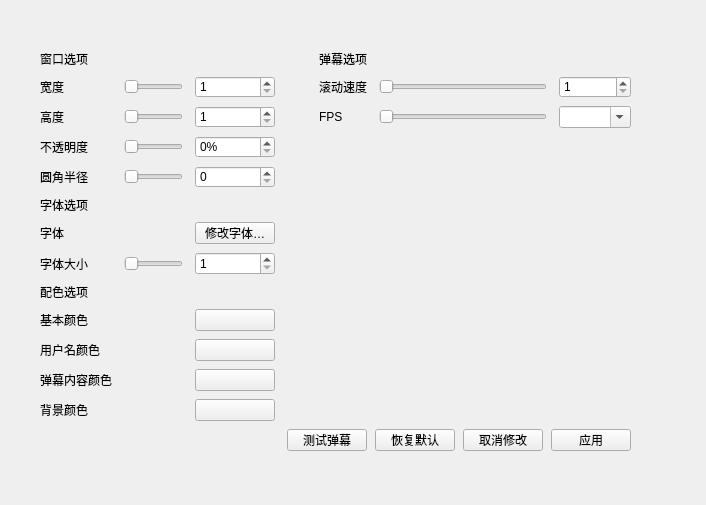
Before: the Qt Designer form src/modules/danmu_display/ui/danmu_panel.ui in Fidelxyz/bilibili-live-danmuku, drawn with Qt 5.
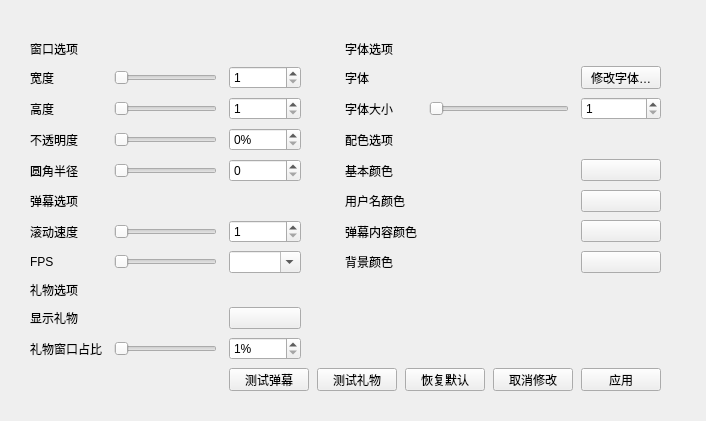
After: the same form once the commit is applied.

Commit message: complete gift

What changed in the file:
```diff
--- a/src/modules/danmu_display/ui/danmu_panel.ui
+++ b/src/modules/danmu_display/ui/danmu_panel.ui
@@ -7,7 +7,7 @@
     <x>0</x>
     <y>0</y>
     <width>706</width>
-    <height>505</height>
+    <height>421</height>
    </rect>
   </property>
   <property name="windowTitle">
@@ -16,10 +16,10 @@
   <widget class="QWidget" name="gridLayoutWidget">
    <property name="geometry">
     <rect>
-     <x>20</x>
-     <y>30</y>
-     <width>631</width>
-     <height>441</height>
+     <x>10</x>
+     <y>20</y>
+     <width>671</width>
+     <height>391</height>
     </rect>
    </property>
    <layout class="QGridLayout" name="layout_panel">
@@ -41,41 +41,27 @@
     <property name="verticalSpacing">
      <number>8</number>
     </property>
-    <item row="2" column="1">
-     <widget class="QSlider" name="slider_windowHeight">
-      <property name="minimum">
-       <number>50</number>
-      </property>
-      <property name="maximum">
-       <number>1000</number>
-      </property>
-      <property name="orientation">
-       <enum>Qt::Horizontal</enum>
-      </property>
-     </widget>
-    </item>
-    <item row="12" column="0">
+    <item row="7" column="4">
      <widget class="QLabel" name="prompt_backgroundColor">
       <property name="text">
        <string>背景颜色</string>
       </property>
      </widget>
     </item>
-    <item row="1" column="0">
-     <widget class="QLabel" name="prompt_windowWidth">
-      <property name="text">
-       <string>宽度</string>
+    <item row="10" column="1">
+     <widget class="QSlider" name="slider_giftHeightRatio">
+      <property name="minimum">
+       <number>1</number>
       </property>
-     </widget>
-    </item>
-    <item row="0" column="4" colspan="3">
-     <widget class="QLabel" name="prompt_danmuOptions">
-      <property name="text">
-       <string>弹幕选项</string>
+      <property name="maximum">
+       <number>99</number>
       </property>
+      <property name="orientation">
+       <enum>Qt::Horizontal</enum>
+      </property>
      </widget>
     </item>
-    <item row="7" column="2">
+    <item row="2" column="6">
      <widget class="QSpinBox" name="spin_fontSize">
       <property name="minimum">
        <number>1</number>
@@ -85,138 +71,6 @@
       </property>
      </widget>
     </item>
-    <item row="1" column="1">
-     <widget class="QSlider" name="slider_windowWidth">
-      <property name="minimum">
-       <number>20</number>
-      </property>
-      <property name="maximum">
-       <number>1000</number>
-      </property>
-      <property name="orientation">
-       <enum>Qt::Horizontal</enum>
-      </property>
-     </widget>
-    </item>
-    <item row="9" column="0">
-     <widget class="QLabel" name="prompt_mainColor">
-      <property name="text">
-       <string>基本颜色</string>
-      </property>
-     </widget>
-    </item>
-    <item row="10" column="2">
-     <widget class="QPushButton" name="btn_usernameColor">
-      <property name="text">
-       <string notr="true"/>
-      </property>
-     </widget>
-    </item>
-    <item row="12" column="2">
-     <widget class="QPushButton" name="btn_backgroundColor">
-      <property name="text">
-       <string notr="true"/>
-      </property>
-     </widget>
-    </item>
-    <item row="1" column="2">
-     <widget class="QSpinBox" name="spin_windowWidth">
-      <property name="minimum">
-       <number>1</number>
-      </property>
-      <property name="maximum">
-       <number>99999</number>
-      </property>
-     </widget>
-    </item>
-    <item row="3" column="1">
-     <widget class="QSlider" name="slider_opacity">
-      <property name="minimum">
-       <number>0</number>
-      </property>
-      <property name="maximum">
-       <number>100</number>
-      </property>
-      <property name="orientation">
-       <enum>Qt::Horizontal</enum>
-      </property>
-     </widget>
-    </item>
-    <item row="2" column="6">
-     <widget class="QComboBox" name="combo_fps">
-      <property name="editable">
-       <bool>true</bool>
-      </property>
-      <property name="insertPolicy">
-       <enum>QComboBox::NoInsert</enum>
-      </property>
-     </widget>
-    </item>
-    <item row="4" column="1">
-     <widget class="QSlider" name="slider_borderRadius">
-      <property name="orientation">
-       <enum>Qt::Horizontal</enum>
-      </property>
-     </widget>
-    </item>
-    <item row="8" column="0" colspan="3">
-     <widget class="QLabel" name="prompt_colorOptions">
-      <property name="text">
-       <string>配色选项</string>
-      </property>
-     </widget>
-    </item>
-    <item row="6" column="1">
-     <widget class="QLabel" name="label_font">
-      <property name="text">
-       <string/>
-      </property>
-     </widget>
-    </item>
-    <item row="1" column="5">
-     <widget class="QSlider" name="slider_scrollingSpeed">
-      <property name="minimum">
-       <number>1</number>
-      </property>
-      <property name="maximum">
-       <number>100</number>
-      </property>
-      <property name="orientation">
-       <enum>Qt::Horizontal</enum>
-      </property>
-     </widget>
-    </item>
-    <item row="6" column="0">
-     <widget class="QLabel" name="prompt_font">
-      <property name="text">
-       <string>字体</string>
-      </property>
-     </widget>
-    </item>
-    <item row="0" column="0" colspan="3">
-     <widget class="QLabel" name="prompt_windowOptions">
-      <property name="text">
-       <string>窗口选项</string>
-      </property>
-     </widget>
-    </item>
-    <item row="7" column="0">
-     <widget class="QLabel" name="prompt_fontSize">
-      <property name="text">
-       <string>字体大小</string>
-      </property>
-     </widget>
-    </item>
-    <item row="2" column="5">
-     <widget class="QSlider" name="slider_fps">
-      <property name="maximum">
-       <number>2</number>
-      </property>
-      <property name="orientation">
-       <enum>Qt::Horizontal</enum>
-      </property>
-     </widget>
-    </item>
     <item row="4" column="0">
      <widget class="QLabel" name="prompt_borderRadius">
       <property name="text">
@@ -224,88 +78,78 @@
       </property>
      </widget>
     </item>
-    <item row="7" column="1">
-     <widget class="QSlider" name="slider_fontSize">
-      <property name="minimum">
-       <number>5</number>
-      </property>
-      <property name="maximum">
-       <number>50</number>
-      </property>
-      <property name="orientation">
-       <enum>Qt::Horizontal</enum>
+    <item row="6" column="6">
+     <widget class="QPushButton" name="btn_contentColor">
+      <property name="text">
+       <string notr="true"/>
       </property>
      </widget>
     </item>
     <item row="9" column="2">
-     <widget class="QPushButton" name="btn_mainColor">
+     <widget class="QPushButton" name="btn_toggleShowGift"/>
+    </item>
+    <item row="9" column="0">
+     <widget class="QLabel" name="prompt_toggleShowGift">
       <property name="text">
-       <string notr="true"/>
+       <string>显示礼物</string>
       </property>
      </widget>
     </item>
-    <item row="11" column="0">
-     <widget class="QLabel" name="prompt_contentColor">
-      <property name="text">
-       <string>弹幕内容颜色</string>
+    <item row="2" column="2">
+     <widget class="QSpinBox" name="spin_windowHeight">
+      <property name="minimum">
+       <number>1</number>
       </property>
+      <property name="maximum">
+       <number>99999</number>
+      </property>
      </widget>
     </item>
-    <item row="2" column="0">
-     <widget class="QLabel" name="prompt_windowHeight">
+    <item row="5" column="0" colspan="3">
+     <widget class="QLabel" name="prompt_danmuOptions">
       <property name="text">
-       <string>高度</string>
+       <string>弹幕选项</string>
       </property>
      </widget>
     </item>
     <item row="1" column="4">
-     <widget class="QLabel" name="prompt_scrollingSpeed">
+     <widget class="QLabel" name="prompt_font">
       <property name="text">
-       <string>滚动速度</string>
+       <string>字体</string>
       </property>
      </widget>
     </item>
-    <item row="10" column="0">
+    <item row="5" column="4">
      <widget class="QLabel" name="prompt_usernameColor">
       <property name="text">
        <string>用户名颜色</string>
       </property>
      </widget>
     </item>
-    <item row="5" column="0" colspan="3">
-     <widget class="QLabel" name="prompt_fontOptions">
-      <property name="text">
-       <string>字体选项</string>
-      </property>
-     </widget>
-    </item>
-    <item row="3" column="2">
-     <widget class="QSpinBox" name="spin_opacity">
-      <property name="suffix">
-       <string>%</string>
-      </property>
+    <item row="2" column="5">
+     <widget class="QSlider" name="slider_fontSize">
       <property name="minimum">
-       <number>0</number>
+       <number>5</number>
       </property>
       <property name="maximum">
-       <number>100</number>
+       <number>50</number>
+      </property>
+      <property name="orientation">
+       <enum>Qt::Horizontal</enum>
       </property>
      </widget>
     </item>
-    <item row="6" column="2">
+    <item row="1" column="6">
      <widget class="QPushButton" name="btn_font">
       <property name="text">
        <string>修改字体…</string>
       </property>
      </widget>
     </item>
-    <item row="1" column="6">
-     <widget class="QSpinBox" name="spin_scrollingSpeed">
-      <property name="minimum">
-       <number>1</number>
-      </property>
-      <property name="maximum">
-       <number>1000</number>
+    <item row="4" column="6">
+     <widget class="QPushButton" name="btn_mainColor">
+      <property name="text">
+       <string notr="true"/>
       </property>
      </widget>
     </item>
@@ -316,38 +160,37 @@
       </property>
      </widget>
     </item>
-    <item row="4" column="2">
-     <widget class="QSpinBox" name="spin_borderRadius">
+    <item row="3" column="2">
+     <widget class="QSpinBox" name="spin_opacity">
+      <property name="suffix">
+       <string>%</string>
+      </property>
+      <property name="minimum">
+       <number>0</number>
+      </property>
       <property name="maximum">
-       <number>99999</number>
+       <number>100</number>
       </property>
      </widget>
     </item>
-    <item row="2" column="4">
-     <widget class="QLabel" name="label_fps">
-      <property name="text">
-       <string>FPS</string>
-      </property>
-     </widget>
-    </item>
-    <item row="11" column="2">
-     <widget class="QPushButton" name="btn_contentColor">
-      <property name="text">
-       <string notr="true"/>
-      </property>
-     </widget>
-    </item>
-    <item row="2" column="2">
-     <widget class="QSpinBox" name="spin_windowHeight">
+    <item row="6" column="2">
+     <widget class="QSpinBox" name="spin_scrollingSpeed">
       <property name="minimum">
        <number>1</number>
       </property>
       <property name="maximum">
-       <number>99999</number>
+       <number>1000</number>
       </property>
      </widget>
     </item>
-    <item row="0" column="3" rowspan="13">
+    <item row="6" column="4">
+     <widget class="QLabel" name="prompt_contentColor">
+      <property name="text">
+       <string>弹幕内容颜色</string>
+      </property>
+     </widget>
+    </item>
+    <item row="0" column="3" rowspan="11">
      <spacer name="verticalSpacer">
       <property name="orientation">
        <enum>Qt::Vertical</enum>
@@ -360,7 +203,211 @@
       </property>
      </spacer>
     </item>
-    <item row="13" column="3" colspan="4">
+    <item row="7" column="0">
+     <widget class="QLabel" name="prompt_fps">
+      <property name="text">
+       <string>FPS</string>
+      </property>
+     </widget>
+    </item>
+    <item row="3" column="4" colspan="3">
+     <widget class="QLabel" name="prompt_colorOptions">
+      <property name="text">
+       <string>配色选项</string>
+      </property>
+     </widget>
+    </item>
+    <item row="6" column="0">
+     <widget class="QLabel" name="prompt_scrollingSpeed">
+      <property name="text">
+       <string>滚动速度</string>
+      </property>
+     </widget>
+    </item>
+    <item row="0" column="0" colspan="3">
+     <widget class="QLabel" name="prompt_windowOptions">
+      <property name="text">
+       <string>窗口选项</string>
+      </property>
+     </widget>
+    </item>
+    <item row="1" column="2">
+     <widget class="QSpinBox" name="spin_windowWidth">
+      <property name="minimum">
+       <number>1</number>
+      </property>
+      <property name="maximum">
+       <number>99999</number>
+      </property>
+     </widget>
+    </item>
+    <item row="2" column="1">
+     <widget class="QSlider" name="slider_windowHeight">
+      <property name="minimum">
+       <number>50</number>
+      </property>
+      <property name="maximum">
+       <number>1000</number>
+      </property>
+      <property name="orientation">
+       <enum>Qt::Horizontal</enum>
+      </property>
+     </widget>
+    </item>
+    <item row="2" column="0">
+     <widget class="QLabel" name="prompt_windowHeight">
+      <property name="text">
+       <string>高度</string>
+      </property>
+     </widget>
+    </item>
+    <item row="1" column="1">
+     <widget class="QSlider" name="slider_windowWidth">
+      <property name="minimum">
+       <number>20</number>
+      </property>
+      <property name="maximum">
+       <number>1000</number>
+      </property>
+      <property name="orientation">
+       <enum>Qt::Horizontal</enum>
+      </property>
+     </widget>
+    </item>
+    <item row="7" column="6">
+     <widget class="QPushButton" name="btn_backgroundColor">
+      <property name="text">
+       <string notr="true"/>
+      </property>
+     </widget>
+    </item>
+    <item row="7" column="1">
+     <widget class="QSlider" name="slider_fps">
+      <property name="maximum">
+       <number>2</number>
+      </property>
+      <property name="orientation">
+       <enum>Qt::Horizontal</enum>
+      </property>
+     </widget>
+    </item>
+    <item row="8" column="0" colspan="3">
+     <widget class="QLabel" name="prompt_giftOptions">
+      <property name="text">
+       <string>礼物选项</string>
+      </property>
+     </widget>
+    </item>
+    <item row="4" column="4">
+     <widget class="QLabel" name="prompt_mainColor">
+      <property name="text">
+       <string>基本颜色</string>
+      </property>
+     </widget>
+    </item>
+    <item row="10" column="0">
+     <widget class="QLabel" name="prompt_giftHeightRatio">
+      <property name="text">
+       <string>礼物窗口占比</string>
+      </property>
+     </widget>
+    </item>
+    <item row="4" column="1">
+     <widget class="QSlider" name="slider_borderRadius">
+      <property name="orientation">
+       <enum>Qt::Horizontal</enum>
+      </property>
+     </widget>
+    </item>
+    <item row="1" column="0">
+     <widget class="QLabel" name="prompt_windowWidth">
+      <property name="text">
+       <string>宽度</string>
+      </property>
+     </widget>
+    </item>
+    <item row="10" column="2">
+     <widget class="QSpinBox" name="spin_giftHeightRatio">
+      <property name="suffix">
+       <string>%</string>
+      </property>
+      <property name="minimum">
+       <number>1</number>
+      </property>
+     </widget>
+    </item>
+    <item row="5" column="6">
+     <widget class="QPushButton" name="btn_usernameColor">
+      <property name="text">
+       <string notr="true"/>
+      </property>
+     </widget>
+    </item>
+    <item row="7" column="2">
+     <widget class="QComboBox" name="combo_fps">
+      <property name="editable">
+       <bool>true</bool>
+      </property>
+      <property name="insertPolicy">
+       <enum>QComboBox::NoInsert</enum>
+      </property>
+     </widget>
+    </item>
+    <item row="1" column="5">
+     <widget class="QLabel" name="label_font">
+      <property name="text">
+       <string/>
+      </property>
+     </widget>
+    </item>
+    <item row="3" column="1">
+     <widget class="QSlider" name="slider_opacity">
+      <property name="minimum">
+       <number>0</number>
+      </property>
+      <property name="maximum">
+       <number>100</number>
+      </property>
+      <property name="orientation">
+       <enum>Qt::Horizontal</enum>
+      </property>
+     </widget>
+    </item>
+    <item row="0" column="4" colspan="3">
+     <widget class="QLabel" name="prompt_fontOptions">
+      <property name="text">
+       <string>字体选项</string>
+      </property>
+     </widget>
+    </item>
+    <item row="4" column="2">
+     <widget class="QSpinBox" name="spin_borderRadius">
+      <property name="maximum">
+       <number>99999</number>
+      </property>
+     </widget>
+    </item>
+    <item row="6" column="1">
+     <widget class="QSlider" name="slider_scrollingSpeed">
+      <property name="minimum">
+       <number>1</number>
+      </property>
+      <property name="maximum">
+       <number>100</number>
+      </property>
+      <property name="orientation">
+       <enum>Qt::Horizontal</enum>
+      </property>
+     </widget>
+    </item>
+    <item row="2" column="4">
+     <widget class="QLabel" name="prompt_fontSize">
+      <property name="text">
+       <string>字体大小</string>
+      </property>
+     </widget>
+    </item>
+    <item row="11" column="2" colspan="5">
      <layout class="QHBoxLayout" name="layout_controlButton">
       <property name="spacing">
        <number>8</number>
@@ -372,6 +419,13 @@
         </property>
        </widget>
       </item>
+      <item>
+       <widget class="QPushButton" name="btn_testGift">
+        <property name="text">
+         <string>测试礼物</string>
+        </property>
+       </widget>
+      </item>
       <item>
        <widget class="QPushButton" name="btn_setToDefault">
         <property name="text">
```
Left out of the diff: 148 changed lines with no effect on the pictures. The commit also changes 16 other files.
